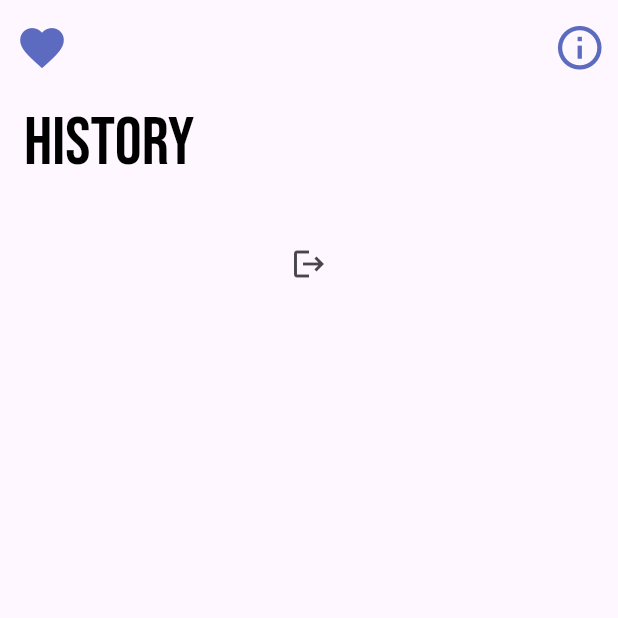
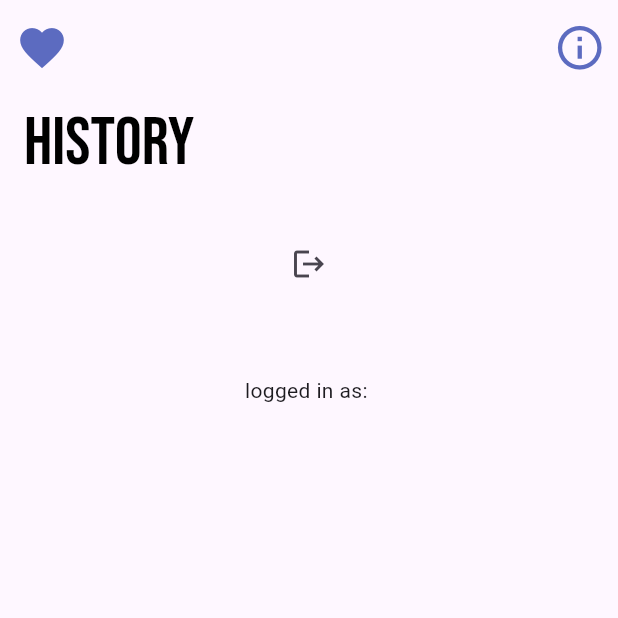
Before and after one commit to jpadilla3/KART2, a Flutter app: the screen it shows once a user with an empty profile is signed in, on a phone screen of 412 x 824 dp, the top half of it. Run offline on Flutter 3.47's test engine with Material 2 defaults, Android fonts, the phone set to English and light mode, and no system bars; our stand-ins replace dot_navigation_bar, firebase_auth, firebase_core, google_fonts; accounts and stored records are empty; network calls fail.

```diff
--- a/lib/main pages/home.dart
+++ b/lib/main pages/home.dart
@@ -12,7 +12,6 @@ import 'package:kart2/main%20pages/info.dart';
 
 class HomePage extends StatefulWidget {
   HomePage({super.key});
-  final user = FirebaseAuth.instance.currentUser!;
 
   @override
   State<HomePage> createState() => _HomePageState();
@@ -27,6 +26,8 @@ class _HomePageState extends State<HomePage> {
     searchPage(),
     ProfilePage(),
   ];
+
+  final user = FirebaseAuth.instance.currentUser!;
 
   void signUserOut() {
     FirebaseAuth.instance.signOut();
@@ -74,7 +75,15 @@ class _HomePageState extends State<HomePage> {
         //rest of ui
         SliverToBoxAdapter(
           child: Center(
-            child: IconButton(onPressed: signUserOut, icon: Icon(Icons.logout)),
+            child: Column(
+              children: [
+                IconButton(onPressed: signUserOut, icon: Icon(Icons.logout)),
+                SizedBox(
+                  height: 50,
+                ),
+                Text("logged in as: " + user.email!)
+              ],
+            ),
           ),
         )
       ]),
```
Also changed, not shown: lib/onboarding/Login_Page.dart (+24 -4 lines), lib/onboarding/Start_Page.dart (+57 -1 lines).
